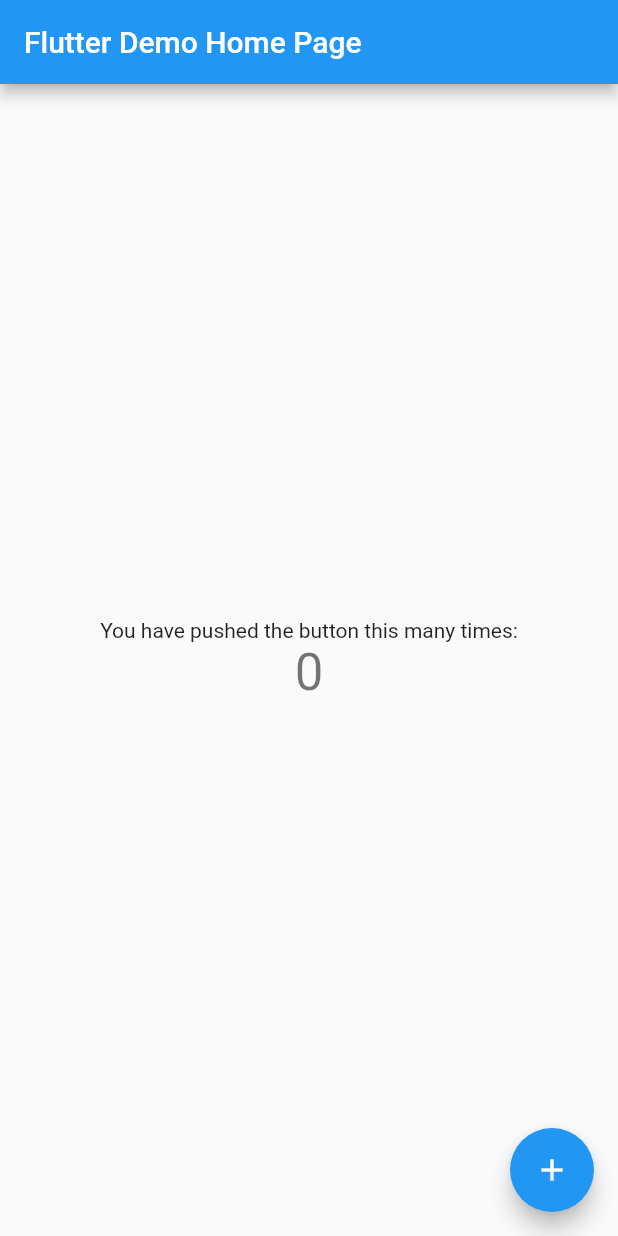
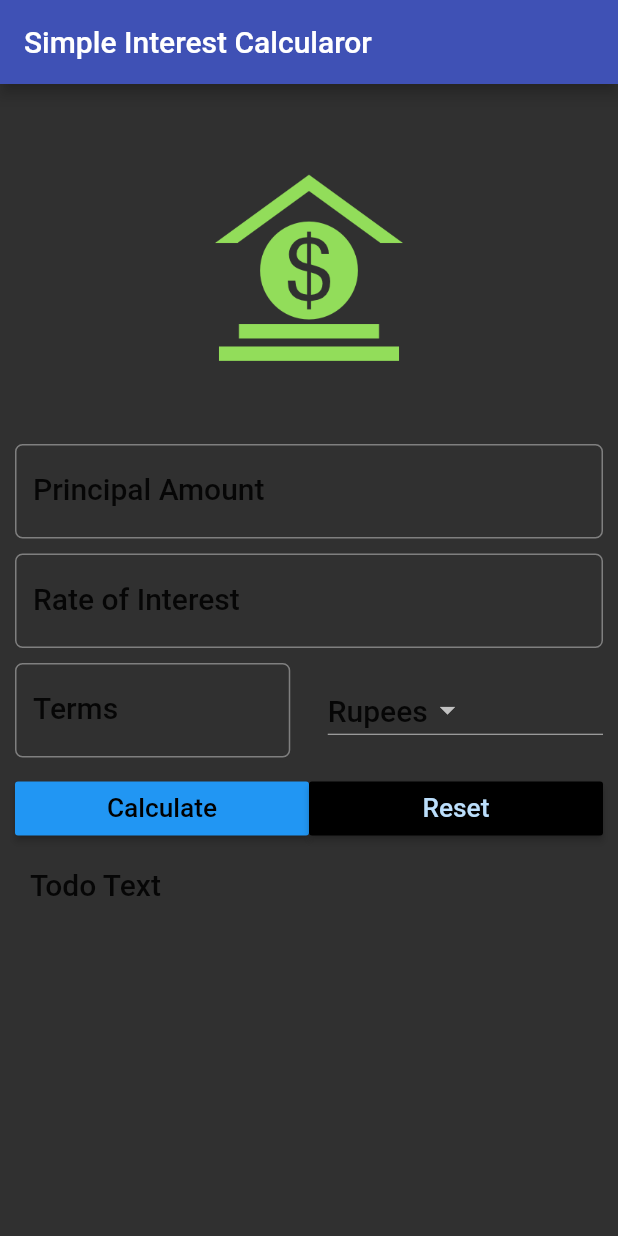
Before and after one commit to Purvesh-Modi/simple_interest_calculator, a Flutter app: the screen it shows after launch, on a phone screen of 412 x 824 dp. Run offline on Flutter 3.47's test engine with Material 2 defaults, Android fonts, the phone set to English and light mode, and no system bars.

Commit message:
UI almost ready for simple calculator

```diff
--- a/lib/main.dart
+++ b/lib/main.dart
@@ -1,111 +1,178 @@
 import 'package:flutter/material.dart';
 
-void main() => runApp(MyApp());
+void main() => runApp(SimpleInterestCalculator());
 
-class MyApp extends StatelessWidget {
-  // This widget is the root of your application.
+class SimpleInterestCalculator extends StatefulWidget {
   @override
-  Widget build(BuildContext context) {
-    return MaterialApp(
-      title: 'Flutter Demo',
-      theme: ThemeData(
-        // This is the theme of your application.
-        //
-        // Try running your application with "flutter run". You'll see the
-        // application has a blue toolbar. Then, without quitting the app, try
-        // changing the primarySwatch below to Colors.green and then invoke
-        // "hot reload" (press "r" in the console where you ran "flutter run",
-        // or simply save your changes to "hot reload" in a Flutter IDE).
-        // Notice that the counter didn't reset back to zero; the application
-        // is not restarted.
-        primarySwatch: Colors.blue,
-      ),
-      home: MyHomePage(title: 'Flutter Demo Home Page'),
-    );
+  State<StatefulWidget> createState() {
+    return _SimpleInterestCalculatorState();
   }
 }
 
-class MyHomePage extends StatefulWidget {
-  MyHomePage({Key key, this.title}) : super(key: key);
+class _SimpleInterestCalculatorState extends State<SimpleInterestCalculator> {
+  var _minimumPadding = 5.0;
+  var _currencies = ['Rupees', 'Dollor', 'Pounds', 'Others'];
 
-  // This widget is the home page of your application. It is stateful, meaning
-  // that it has a State object (defined below) that contains fields that affect
-  // how it looks.
-
-  // This class is the configuration for the state. It holds the values (in this
-  // case the title) provided by the parent (in this case the App widget) and
-  // used by the build method of the State. Fields in a Widget subclass are
-  // always marked "final".
-
-  final String title;
-
-  @override
-  _MyHomePageState createState() => _MyHomePageState();
-}
-
-class _MyHomePageState extends State<MyHomePage> {
-  int _counter = 0;
-
-  void _incrementCounter() {
-    setState(() {
-      // This call to setState tells the Flutter framework that something has
-      // changed in this State, which causes it to rerun the build method below
-      // so that the display can reflect the updated values. If we changed
-      // _counter without calling setState(), then the build method would not be
-      // called again, and so nothing would appear to happen.
-      _counter++;
-    });
-  }
+  String _currentItemSelected = 'Rupees';
 
   @override
   Widget build(BuildContext context) {
-    // This method is rerun every time setState is called, for instance as done
-    // by the _incrementCounter method above.
-    //
-    // The Flutter framework has been optimized to make rerunning build methods
-    // fast, so that you can just rebuild anything that needs updating rather
-    // than having to individually change instances of widgets.
-    return Scaffold(
-      appBar: AppBar(
-        // Here we take the value from the MyHomePage object that was created by
-        // the App.build method, and use it to set our appbar title.
-        title: Text(widget.title),
+    TextStyle textStyle = Theme.of(context).textTheme.title;
+    return MaterialApp(
+      debugShowCheckedModeBanner: false,
+      title: "Simple Interest Calcularor App",
+      theme: ThemeData(
+        brightness: Brightness.dark,
+        primaryColor: Colors.indigo,
+        accentColor: Colors.indigoAccent,
       ),
-      body: Center(
-        // Center is a layout widget. It takes a single child and positions it
-        // in the middle of the parent.
-        child: Column(
-          // Column is also layout widget. It takes a list of children and
-          // arranges them vertically. By default, it sizes itself to fit its
-          // children horizontally, and tries to be as tall as its parent.
-          //
-          // Invoke "debug painting" (press "p" in the console, choose the
-          // "Toggle Debug Paint" action from the Flutter Inspector in Android
-          // Studio, or the "Toggle Debug Paint" command in Visual Studio Code)
-          // to see the wireframe for each widget.
-          //
-          // Column has various properties to control how it sizes itself and
-          // how it positions its children. Here we use mainAxisAlignment to
-          // center the children vertically; the main axis here is the vertical
-          // axis because Columns are vertical (the cross axis would be
-          // horizontal).
-          mainAxisAlignment: MainAxisAlignment.center,
-          children: <Widget>[
-            Text(
-              'You have pushed the button this many times:',
-            ),
-            Text(
-              '$_counter',
-              style: Theme.of(context).textTheme.display1,
-            ),
-          ],
+      home: Scaffold(
+        appBar: AppBar(
+          title: Text('Simple Interest Calcularor'),
+        ),
+        body: Container(
+          margin: EdgeInsets.all(_minimumPadding * 2),
+          child: ListView(
+            children: <Widget>[
+              getMoneyImage(),
+              Padding(
+                padding: EdgeInsets.only(
+                  top: _minimumPadding,
+                  bottom: _minimumPadding,
+                ),
+                child: TextField(
+                  style: textStyle,
+                  keyboardType: TextInputType.number,
+                  decoration: InputDecoration(
+                    labelText: 'Principal Amount',
+                    labelStyle: textStyle,
+                    hintText: 'Enter Principal Amount',
+                    border: OutlineInputBorder(
+                      borderRadius: BorderRadius.circular(5.0),
+                    ),
+                  ),
+                ),
+              ),
+              Padding(
+                padding: EdgeInsets.only(
+                  top: _minimumPadding,
+                  bottom: _minimumPadding,
+                ),
+                child: TextField(
+                  keyboardType: TextInputType.number,
+                  style: textStyle,
+                  decoration: InputDecoration(
+                    labelText: 'Rate of Interest',
+                    labelStyle: textStyle,
+                    hintText: 'Rate of Interest in Percentage',
+                    border: OutlineInputBorder(
+                      borderRadius: BorderRadius.circular(5.0),
+                    ),
+                  ),
+                ),
+              ),
+              Padding(
+                padding: EdgeInsets.only(
+                  top: _minimumPadding,
+                  bottom: _minimumPadding,
+                ),
+                child: Row(
+                  children: <Widget>[
+                    Expanded(
+                      child: TextField(
+                        keyboardType: TextInputType.number,
+                        style: textStyle,
+                        decoration: InputDecoration(
+                          labelText: 'Terms',
+                          labelStyle: textStyle,
+                          hintText: 'In Years',
+                          border: OutlineInputBorder(
+                            borderRadius: BorderRadius.circular(5.0),
+                          ),
+                        ),
+                      ),
+                    ),
+                    SizedBox(
+                      width: _minimumPadding * 5,
+                    ),
+                    Expanded(
+                      child: DropdownButton<String>(
+                        items: _currencies.map((String dropDownItemValue) {
+                          return DropdownMenuItem<String>(
+                            value: dropDownItemValue,
+                            child: Text(
+                              dropDownItemValue,
+                              style: textStyle,
+                            ),
+                          );
+                        }).toList(),
+                        onChanged: (String newValueSelected) {
+                          _onDropDownItemSelected(newValueSelected);
+                        },
+                        value: _currentItemSelected,
+                      ),
+                    ),
+                  ],
+                ),
+              ),
+              Padding(
+                padding: EdgeInsets.only(
+                  top: _minimumPadding,
+                  bottom: _minimumPadding,
+                ),
+                child: Row(
+                  children: <Widget>[
+                    Expanded(
+                      child: RaisedButton(
+                        color: Theme.of(context).accentColor,
+                        textColor: Colors.black,
+                        child: Text(
+                          'Calculate',
+                          textScaleFactor: 1.25,
+                        ),
+                        onPressed: () {},
+                      ),
+                    ),
+                    Expanded(
+                      child: RaisedButton(
+                        color: Colors.black,
+                        textColor: Theme.of(context).primaryColorLight,
+                        child: Text(
+                          'Reset',
+                          textScaleFactor: 1.25,
+                        ),
+                        onPressed: () {},
+                      ),
+                    ),
+                  ],
+                ),
+              ),
+              Padding(
+                padding: EdgeInsets.all(_minimumPadding * 2),
+                child: Text(
+                  "Todo Text",
+                  style: textStyle,
+                ),
+              ),
+            ],
+          ),
         ),
       ),
-      floatingActionButton: FloatingActionButton(
-        onPressed: _incrementCounter,
-        tooltip: 'Increment',
-        child: Icon(Icons.add),
-      ), // This trailing comma makes auto-formatting nicer for build methods.
     );
   }
+
+  Widget getMoneyImage() => Container(
+        child: Image(
+          image: AssetImage('images/money.png'),
+          width: 125.0,
+          height: 125.0,
+        ),
+        margin: EdgeInsets.all(_minimumPadding * 10),
+      );
+
+  void _onDropDownItemSelected(String newValueSelected) {
+    setState(() {
+      _currentItemSelected = newValueSelected;
+    });
+  }
 }
--- a/pubspec.yaml
+++ b/pubspec.yaml
@@ -41,8 +41,8 @@ flutter:
   uses-material-design: true
 
   # To add assets to your application, add an assets section, like this:
-  # assets:
-  #  - images/a_dot_burr.jpeg
+  assets:
+    - images/money.png
   #  - images/a_dot_ham.jpeg
 
   # An image asset can refer to one or more resolution-specific "variants", see
```
Also changed, not shown: images/money.png (added), 1 other file.
